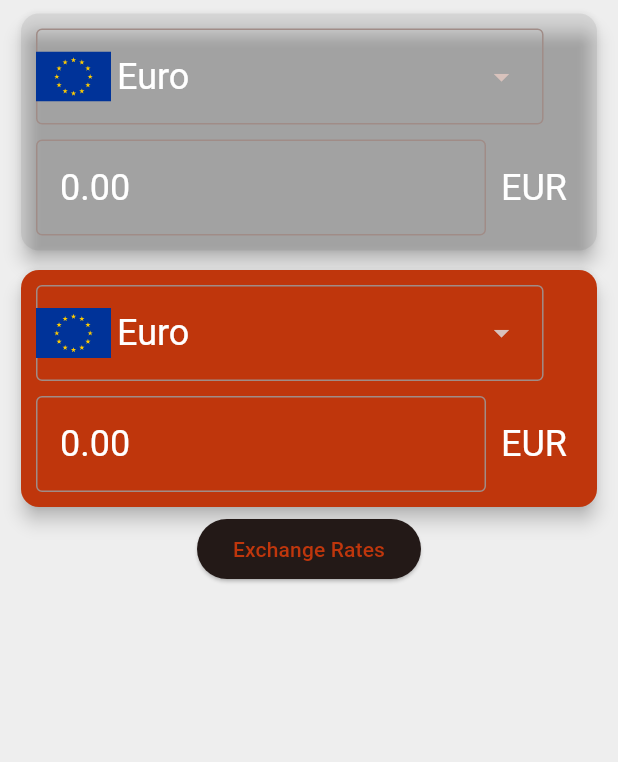
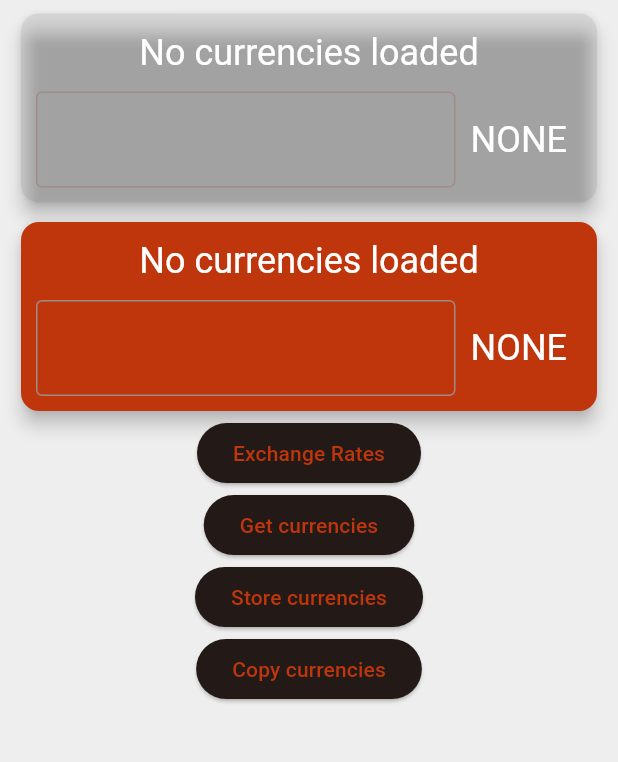
Before and after one commit to adam-lore/currency_converter, a Flutter app: the screen it shows after launch, on a phone screen of 412 x 824 dp, the part 84-846 px from its top. Run offline on Flutter 3.47's test engine with Material 3 defaults, Android fonts, the phone set to English and light mode, and no system bars; our stand-ins replace flutter_svg, shared_preferences; network calls fail.

Commit message:
Added storing currency

```diff
--- a/lib/components/currency_dropdown.dart
+++ b/lib/components/currency_dropdown.dart
@@ -12,19 +12,25 @@ class CurrencyDropdown extends StatelessWidget {
     this.localCurrency,
   });
 
-  final Currency selectedCurrency;
+  final Currency? selectedCurrency;
   final CurrencyModel currencyModel;
   final Function setCurrency;
   final String? localCurrency;
 
   @override
   Widget build(BuildContext context) {
+    if (currencyModel.currencies.isEmpty || selectedCurrency == null) {
+      return Text(
+          "No currencies loaded",
+          style: Theme.of(context).textTheme.headlineSmall,
+      );
+    }
     return FractionallySizedBox(
       widthFactor: 1,
       child: DropdownMenu<Currency>(
         initialSelection: selectedCurrency,
         leadingIcon: SvgPicture.asset(
-          'assets/images/flags/${selectedCurrency.country}-flag.svg', //assetName
+          'assets/images/flags/${selectedCurrency!.country}-flag.svg', //assetName
           semanticsLabel: 'Europe Flag',
           width: 50,
         ),
--- a/lib/components/currency_field.dart
+++ b/lib/components/currency_field.dart
@@ -20,7 +20,7 @@ class _CurrencyFieldState extends State<CurrencyField> {
   final currencyController = TextEditingController();
   final valueController = TextEditingController();
 
-  late Currency selectedCurrency;
+  Currency? selectedCurrency;
   late FocusNode currencyFieldFocusNode;
 
   bool changedCurrency = false;
@@ -29,7 +29,9 @@ class _CurrencyFieldState extends State<CurrencyField> {
   void initState() {
     super.initState();
 
-    selectedCurrency = Provider.of<CurrencyModel>(context, listen: false).currencies[1];
+    if (Provider.of<CurrencyModel>(context, listen: false).currencies.isNotEmpty) {
+      selectedCurrency = Provider.of<CurrencyModel>(context, listen: false).currencies[1];
+    }
 
     currencyFieldFocusNode = FocusNode();
     valueController.addListener(_updateDollarValue);
@@ -52,7 +54,7 @@ class _CurrencyFieldState extends State<CurrencyField> {
   }
 
   void _updateDollarValue() {
-    if (!currencyFieldFocusNode.hasFocus) return;
+    if (!currencyFieldFocusNode.hasFocus || selectedCurrency == null) return;
     final text = valueController.text;
     final value = double.tryParse(text);
     if (text == "") {
@@ -61,7 +63,7 @@ class _CurrencyFieldState extends State<CurrencyField> {
     } else if (value != null) {
       var model = context.read<ValueModel>();
       //Convert to dollars and update ValueModel
-      model.updateDollarValue(value / selectedCurrency.ratio);
+      model.updateDollarValue(value / selectedCurrency!.ratio);
     }
   }
 
@@ -76,10 +78,10 @@ class _CurrencyFieldState extends State<CurrencyField> {
           padding: const EdgeInsets.all(10),
           child: Consumer2<CurrencyModel, LocationModel>(
             builder: (context, currencyModel, locationModel, child) {
-              if (!changedCurrency) {
+              if (!changedCurrency && currencyModel.currencies.isNotEmpty) {
                 selectedCurrency = currencyModel.currencies.firstWhere(
-                      (currency) => currency.code == locationModel.currency && !changedCurrency,
-                  orElse: () => selectedCurrency
+                      (currency) => currency.code == locationModel.currency,
+                  orElse: () => currencyModel.currencies[0]
                 );
               }
               return Column(
@@ -97,9 +99,9 @@ class _CurrencyFieldState extends State<CurrencyField> {
                       Expanded(child: Consumer<ValueModel>(
                           builder: (context, model, child) {
                             //Do not update field if in focus
-                            if (!currencyFieldFocusNode.hasFocus) {
+                            if (!currencyFieldFocusNode.hasFocus && selectedCurrency != null) {
                               valueController.text =
-                                  (model.dollarValue * selectedCurrency.ratio)
+                                  (model.dollarValue * selectedCurrency!.ratio)
                                       .toStringAsFixed(2);
                             }
                             return TextField(
@@ -121,7 +123,7 @@ class _CurrencyFieldState extends State<CurrencyField> {
                       Padding(
                         padding: const EdgeInsets.symmetric(horizontal: 10),
                         child: Text(
-                          selectedCurrency.code.toUpperCase(), //CurrencyCode
+                          selectedCurrency?.code.toUpperCase() ?? "NONE", //CurrencyCode
                           style: Theme.of(context).textTheme.headlineSmall,
                         ),
                       ),
--- a/lib/models/currency_model.dart
+++ b/lib/models/currency_model.dart
@@ -1,4 +1,13 @@
 import 'package:flutter/material.dart';
+import 'package:shared_preferences/shared_preferences.dart';
+
+class CurrencyTemplate {
+  String name;
+  String country;
+  String code;
+
+  CurrencyTemplate({required this.name, required this.country, required this.code});
+}
 
 class Currency {
   String name;
@@ -10,7 +19,9 @@ class Currency {
 }
 
 class CurrencyModel extends ChangeNotifier {
-  List<Currency> currencies = [
+  SharedPreferences? preferences;
+
+  List<Currency> tempCurrencies = [
     Currency(name: "Chinese Yuan", ratio: 7.08, country: "china", code: "CNY"),
     Currency(name: "Euro", ratio: 0.91, country: "europe", code: "EUR"),
     Currency(name: "Pound Sterling", ratio: 0.79, country: "united-kingdom", code: "GBP"),
@@ -19,4 +30,65 @@ class CurrencyModel extends ChangeNotifier {
     Currency(name: "Swedish Krona", ratio: 10.32, country: "sweden", code: "SEK"),
     Currency(name: "United States Dollar", ratio: 1.0, country: "united-states-of-america", code: "USD")
   ];
+
+  List<CurrencyTemplate> currencyTemplates = [
+    CurrencyTemplate(name: "Chinese Yuan", country: "china", code: "CNY"),
+    CurrencyTemplate(name: "Euro", country: "europe", code: "EUR"),
+    CurrencyTemplate(name: "Pound Sterling", country: "united-kingdom", code: "GBP"),
+    CurrencyTemplate(name: "Japanese Yen", country: "japan", code: "JPY"),
+    CurrencyTemplate(name: "South Korean Won", country: "south-korea", code: "KRW"),
+    CurrencyTemplate(name: "Swedish Krona", country: "sweden", code: "SEK"),
+    CurrencyTemplate(name: "United States Dollar", country: "united-states-of-america", code: "USD")
+  ];
+
+  List<Currency> currencies = [
+  ];
+
+  Future<void> setSharedPreferences() async {
+    preferences = await SharedPreferences.getInstance();
+  }
+
+  //Store currency exchange rates
+  void storeCurrencies() async {
+    if (preferences == null) {
+      await setSharedPreferences();
+    }
+
+    for (var i = 0; i < currencies.length; i++) {
+      if (currencies[i].ratio != null) {
+        await preferences!.setDouble(currencies[i].code, currencies[i].ratio!);
+        print(currencies[i].code);
+      }
+    }
+  }
+
+  //Get currency exchange rates from storage
+  void readCurrencies() async {
+    if (preferences == null) {
+      await setSharedPreferences();
+    }
+
+    for (var i = 0; i < currencyTemplates.length; i++) {
+      double? ratio = preferences!.getDouble(currencyTemplates[i].code);
+
+      print(ratio);
+
+      if (ratio != null) {
+        currencies.add(
+            Currency(
+                name: currencyTemplates[i].name,
+                country: currencyTemplates[i].country,
+                ratio: ratio,
+                code: currencyTemplates[i].code
+            )
+        );
+      }
+    }
+    notifyListeners();
+  }
+
+  void getCurrencies() {
+    currencies = tempCurrencies;
+    notifyListeners();
+  }
 }
--- a/lib/models/location_model.dart
+++ b/lib/models/location_model.dart
@@ -7,11 +7,12 @@ class LocationModel extends ChangeNotifier {
   String? currency;
 
   Future<void> getLocalCurrency() async {
-    print("Start");
+    //await Future.delayed(Duration(seconds: 5));
     var httpUri = Uri(
         scheme: "http",
         host: "ip-api.com",
-        path: "/json/",
+        path: "/json",
+        //American ip address /json/209.142.68.29
         queryParameters: {"fields": "currency"}
     );
     try {
--- a/lib/routes/currency_converter.dart
+++ b/lib/routes/currency_converter.dart
@@ -1,3 +1,4 @@
+import 'package:currency_converter/models/currency_model.dart';
 import 'package:flutter/material.dart';
 import 'package:provider/provider.dart';
 
@@ -60,7 +61,25 @@ Widget _buildNormalConverter(context) {
           );
         },
         child: const Text("Exchange Rates"),
-      )
+      ),
+      ElevatedButton(
+        onPressed: () {
+          Provider.of<CurrencyModel>(context, listen: false).readCurrencies();
+        },
+        child: const Text("Get currencies"),
+      ),
+      ElevatedButton(
+        onPressed: () {
+          Provider.of<CurrencyModel>(context, listen: false).storeCurrencies();
+        },
+        child: const Text("Store currencies"),
+      ),
+      ElevatedButton(
+        onPressed: () {
+          Provider.of<CurrencyModel>(context, listen: false).getCurrencies();
+        },
+        child: const Text("Copy currencies"),
+      ),
     ],
   );
 }
--- a/pubspec.yaml
+++ b/pubspec.yaml
@@ -38,6 +38,7 @@ dependencies:
   flutter_svg: ^2.0.9
   http: ^1.1.2
   provider: ^6.1.1
+  shared_preferences: ^2.2.2
 
 
 dev_dependencies:
```
Also changed, not shown: lib/routes/exchange_rates.dart (+25 -6 lines), pubspec.lock, 1 other file.
